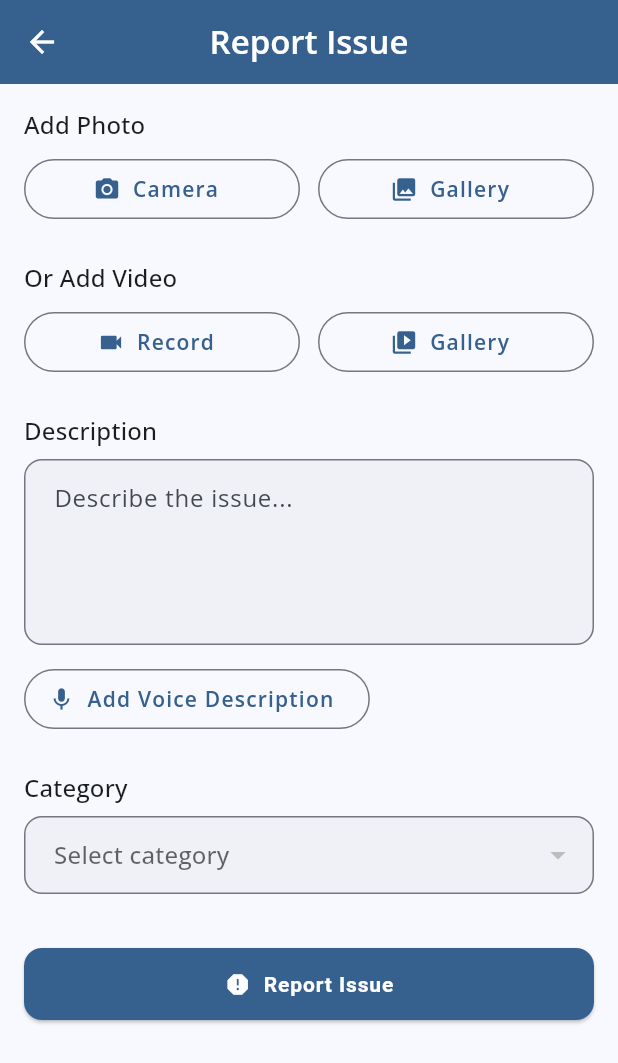
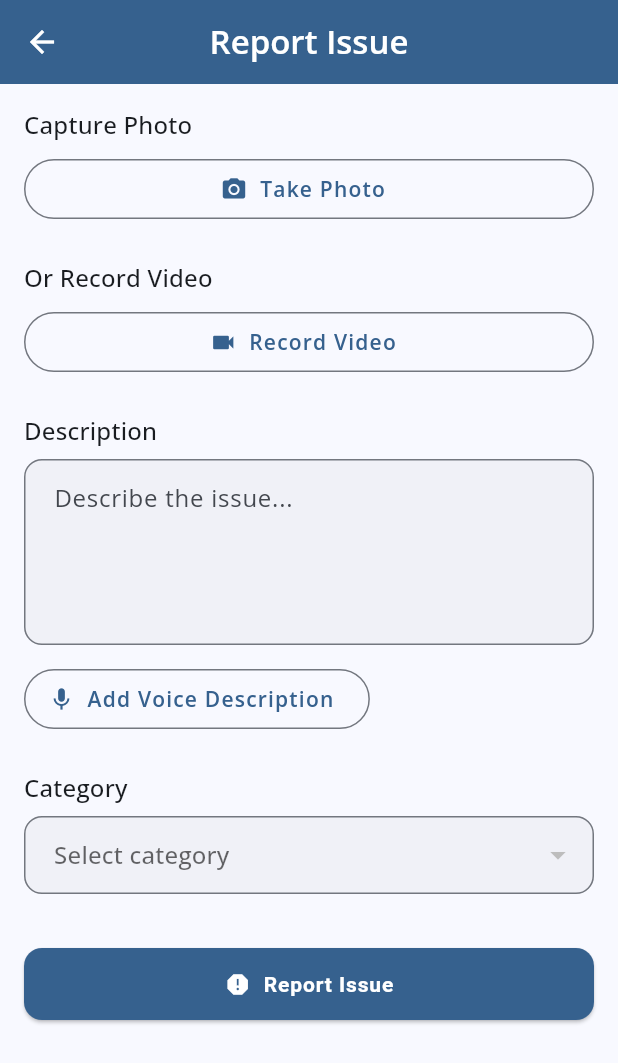
Before and after one commit to suraj-saw/civic_connect, a Flutter app: the ReportIssuePage screen opened by its route, on a phone screen of 412 x 824 dp. Shown: the top 1063 px of the screen. Run offline on Flutter 3.47's test engine with Material 3 defaults, Android fonts, the phone set to English and light mode, and no system bars; our stand-ins replace camera, cloud_firestore, firebase_auth, firebase_core, geolocator, get and 5 more; missing offline and left inert: record; accounts and stored records are empty.

Commit message:
side work in progress

```diff
--- a/lib/src/controllers/report_issue/report_issue_controller.dart
+++ b/lib/src/controllers/report_issue/report_issue_controller.dart
@@ -1,3 +1,4 @@
+import 'dart:async';
 import 'dart:io';
 import 'package:cloud_firestore/cloud_firestore.dart';
 import 'package:get/get.dart';
@@ -45,15 +46,6 @@ class ReportIssueController extends GetxController {
     await _captureLocation(source: "camera");
   }
 
-  Future<void> pickFromGallery() async {
-    final XFile? image = await _picker.pickImage(source: ImageSource.gallery);
-
-    if (image == null) return;
-
-    selectedImage.value = File(image.path);
-    await _captureLocation(source: "gallery");
-  }
-
   void removeImage() {
     selectedImage.value = null;
     // Don't clear location if video exists
@@ -63,21 +55,6 @@ class ReportIssueController extends GetxController {
   }
 
   /* ================= VIDEO ================= */
-
-  Future<void> pickVideoFromGallery() async {
-    final XFile? video = await _picker.pickVideo(source: ImageSource.gallery);
-
-    if (video == null) return;
-
-    recordedVideo.value = File(video.path);
-    await _captureLocation(source: "video_gallery");
-
-    Get.snackbar(
-      "Video Selected",
-      "Video attached successfully",
-      snackPosition: SnackPosition.BOTTOM,
-    );
-  }
 
   Future<void> startVideoRecording() async {
     try {
--- a/lib/src/pages/report_issue/report_issue_page.dart
+++ b/lib/src/pages/report_issue/report_issue_page.dart
@@ -1,4 +1,3 @@
-
 import 'dart:io';
 
 import 'package:camera/camera.dart';
@@ -34,7 +33,7 @@ class ReportIssuePage extends StatelessWidget {
               /* ===================== PHOTO ===================== */
 
               Text(
-                "Add Photo",
+                "Capture Photo",
                 style: Theme.of(context).textTheme.titleMedium,
               ),
               const SizedBox(height: 8),
@@ -43,12 +42,11 @@ class ReportIssuePage extends StatelessWidget {
                 final File? image = issueController.selectedImage.value;
 
                 if (image == null) {
-                  return Row(
-                    children: [
-                      Expanded(
+                  return SizedBox(
+                    width: double.infinity,
                     child: OutlinedButton.icon(
                       icon: const Icon(Icons.camera_alt),
-                          label: const Text("Camera"),
+                      label: const Text("Take Photo"),
                       onPressed: () async {
                         final allowed =
                         await permissionController.requestCamera();
@@ -57,22 +55,6 @@ class ReportIssuePage extends StatelessWidget {
                         await issueController.pickFromCamera();
                       },
                     ),
-                      ),
-                      const SizedBox(width: 12),
-                      Expanded(
-                        child: OutlinedButton.icon(
-                          icon: const Icon(Icons.photo_library),
-                          label: const Text("Gallery"),
-                          onPressed: () async {
-                            final allowed =
-                            await permissionController.requestGallery();
-                            if (!allowed) return;
-
-                            await issueController.pickFromGallery();
-                          },
-                        ),
-                      ),
-                    ],
                   );
                 }
 
@@ -108,7 +90,7 @@ class ReportIssuePage extends StatelessWidget {
               /* ===================== VIDEO ===================== */
 
               Text(
-                "Or Add Video",
+                "Or Record Video",
                 style: Theme.of(context).textTheme.titleMedium,
               ),
               const SizedBox(height: 8),
@@ -151,13 +133,12 @@ class ReportIssuePage extends StatelessWidget {
                   );
                 }
 
-                // Show video options
-                return Row(
-                  children: [
-                    Expanded(
+                // Show record button
+                return SizedBox(
+                  width: double.infinity,
                   child: OutlinedButton.icon(
                     icon: const Icon(Icons.videocam),
-                        label: const Text("Record"),
+                    label: const Text("Record Video"),
                     onPressed: () async {
                       final allowed =
                       await permissionController.requestCamera();
@@ -166,22 +147,6 @@ class ReportIssuePage extends StatelessWidget {
                       await issueController.startVideoRecording();
                     },
                   ),
-                    ),
-                    const SizedBox(width: 12),
-                    Expanded(
-                      child: OutlinedButton.icon(
-                        icon: const Icon(Icons.video_library),
-                        label: const Text("Gallery"),
-                        onPressed: () async {
-                          final allowed =
-                          await permissionController.requestGallery();
-                          if (!allowed) return;
-
-                          await issueController.pickVideoFromGallery();
-                        },
-                      ),
-                    ),
-                  ],
                 );
               }),
 
```
Also changed, not shown: lib/src/controllers/report_issue/issue_permission_controller.dart (+1 -26 lines). Lines whose indentation alone changed are shown as unchanged.
